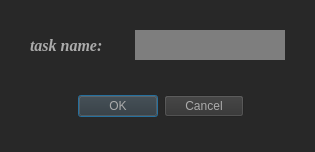
Qt form project_management/add_task.ui (AP-projects-4001/hamidreza-ataei) before a commit.
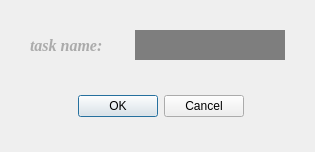
The same form after that commit.

```diff
--- a/project_management/add_task.ui
+++ b/project_management/add_task.ui
@@ -26,7 +26,7 @@
    <string>Dialog</string>
   </property>
   <property name="styleSheet">
-   <string notr="true">background-color: rgb(40, 40, 40);</string>
+   <string notr="true"/>
   </property>
   <widget class="QDialogButtonBox" name="buttonBox">
    <property name="geometry">
@@ -41,8 +41,7 @@
     <cursorShape>PointingHandCursor</cursorShape>
    </property>
    <property name="styleSheet">
-    <string notr="true">color: rgb(171, 171, 171);
-background-color: rgb(50, 50, 50);</string>
+    <string notr="true"/>
    </property>
    <property name="orientation">
     <enum>Qt::Horizontal</enum>
```
